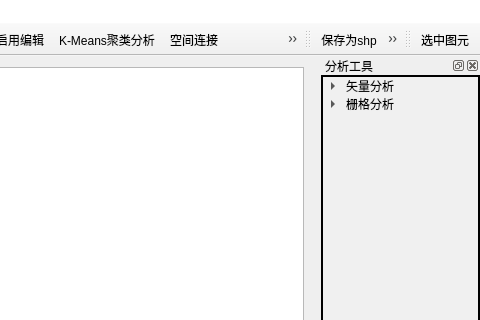
Before: the Qt Designer form SearchJourney/MainWidget.ui in clydesanchez/SearchJourney, drawn with Qt 5; both pictures show x 503 to 983 and y 0 to 320 of the 983 by 687 pixel window.
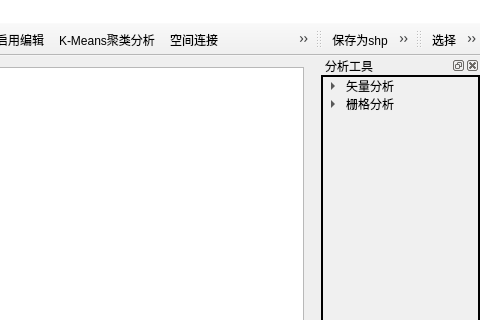
After: the same form once the commit is applied. Icons and pictures are not drawn. Custom widgets are drawn as their Qt base class.

Commit message: 删除要素

```diff
--- a/SearchJourney/MainWidget.ui
+++ b/SearchJourney/MainWidget.ui
@@ -420,7 +420,10 @@
    <attribute name="toolBarBreak">
     <bool>false</bool>
    </attribute>
-   <addaction name="ctrlChooseAction"/>
+   <addaction name="ctrlSelectAction"/>
+   <addaction name="ctrlCancelSelectAction"/>
+   <addaction name="ctrlDeleteAction"/>
+   <addaction name="ctrlEditAttriAction"/>
   </widget>
   <action name="ctrlOpenVectorAction">
    <property name="icon">
@@ -539,7 +542,28 @@
   </action>
   <action name="ctrlChooseAction">
    <property name="text">
-    <string>选中图元</string>
+    <string>删除图元</string>
+   </property>
+   <property name="toolTip">
+    <string>删除图元</string>
+   </property>
+  </action>
+  <action name="ctrlCancelSelectAction">
+   <property name="text">
+    <string>取消选择</string>
+   </property>
+   <property name="toolTip">
+    <string>取消选择</string>
+   </property>
+  </action>
+  <action name="ctrlEditAttriAction">
+   <property name="text">
+    <string>编辑图元属性</string>
+   </property>
+  </action>
+  <action name="ctrlSelectAction">
+   <property name="text">
+    <string>选择</string>
    </property>
   </action>
  </widget>
```
Left out of the diff: 2 changed lines with no effect on the pictures. The commit also changes 13 other files.
